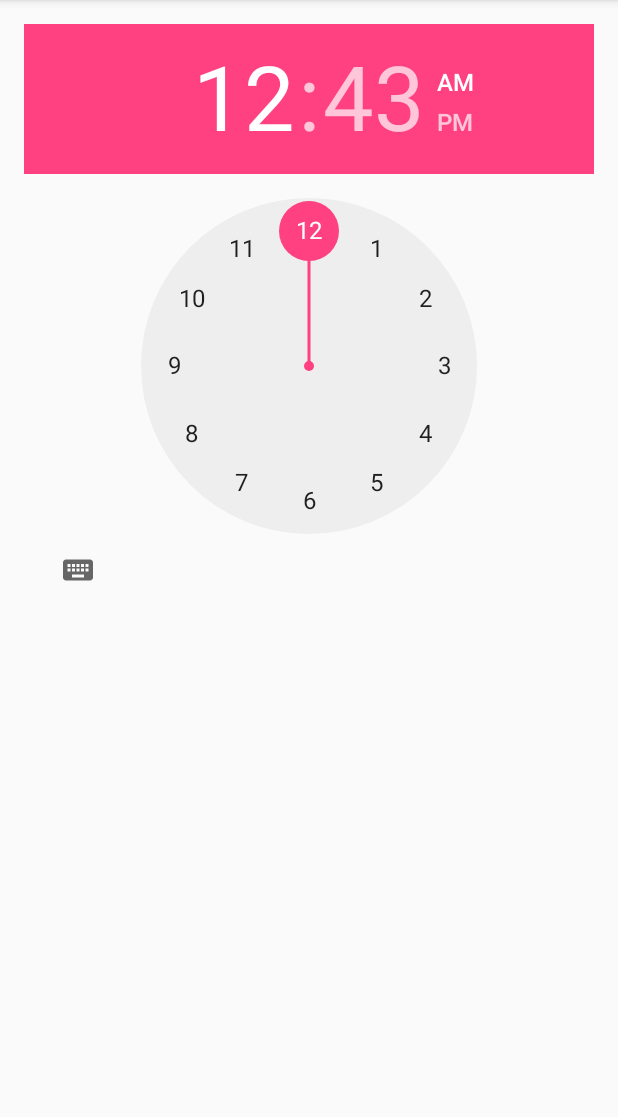
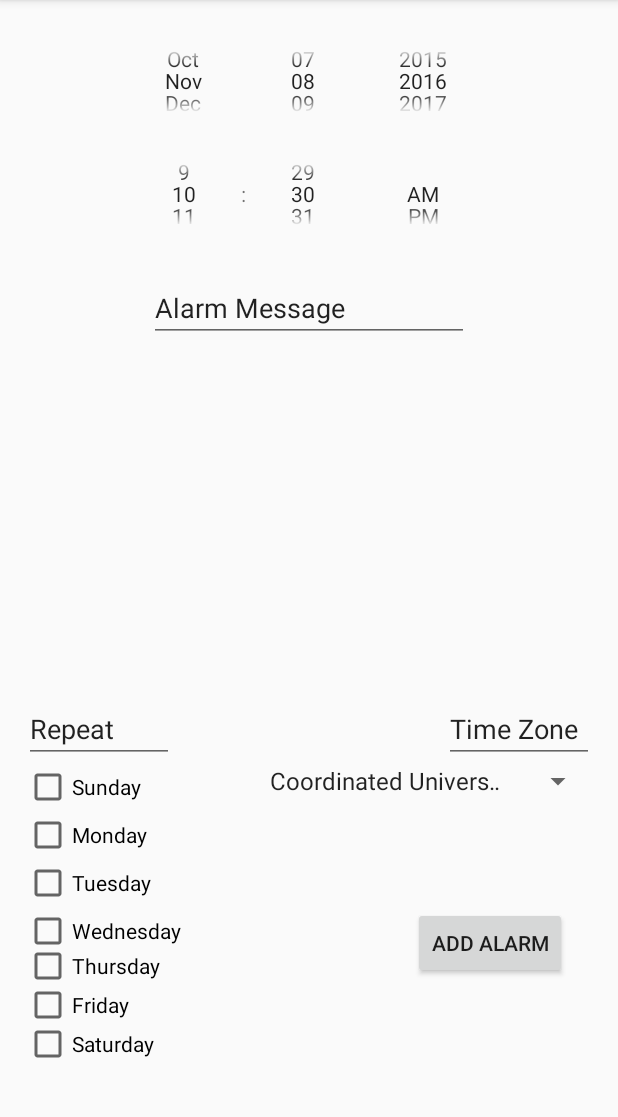
Before and after one commit to andrewjamen/Clock, an Android app: the SetAlarm screen opened directly, with no data from a screen before it, on a phone screen of 412 x 824 dp, the part 84-1201 px from its top. Run offline under Robolectric (Android 15) with nearby library versions, the phone set to English and light mode, and no system bars.

Commit message:
Luke SetAlarm1

```diff
--- a/app/src/main/java/amen/clock/SetAlarm.java
+++ b/app/src/main/java/amen/clock/SetAlarm.java
@@ -1,43 +1,151 @@
 package amen.clock;
-
+//https://developer.android.com/training/scheduling/alarms.html
+import java.util.ArrayList;
 import java.util.Calendar;
+import java.util.TimeZone;
 
 import android.app.AlarmManager;
+import android.app.PendingIntent;
+import android.content.Context;
+import android.content.Intent;
+import android.location.LocationManager;
 import android.support.v7.app.AppCompatActivity;
 import android.os.Bundle;
 import android.view.View;
+import android.widget.ArrayAdapter;
+import android.widget.Button;
+import android.widget.CheckBox;
+import android.widget.DatePicker;
+import android.widget.EditText;
+import android.widget.Spinner;
 import android.widget.TimePicker;
 
 
 
 public class SetAlarm extends AppCompatActivity {
 
+    //Set globals
     TimePicker timePicker;
+    DatePicker datePicker;
+    EditText alarmMessage;
+    String alarmMessageText;
+    String timeZoneSelection;
+    boolean sundayCB, mondayCB, tuesdayCB, wednesdayCB, thursdayCB, fridayCB, saturdayCB;
+    AlarmManager alarmManager;
+    CheckBox sunday, monday, tuesday, wednesday, thursday, friday, saturday;
+    Spinner timeZoneSpinner;
+    LocationManager location;
 
-    AlarmManager alarmManager;
-
-
+    //On Create method
     @Override
     protected void onCreate(Bundle savedInstanceState) {
         super.onCreate(savedInstanceState);
         setContentView(R.layout.activity_set_alarm);
 
-        alarmManager = (AlarmManager) getSystemService(ALARM_SERVICE);
+        //Set spinners and stuff
+        alarmManager = (AlarmManager) getSystemService(ALARM_SERVICE); //Already there
+        timePicker = (TimePicker) findViewById(R.id.timePicker);
+        datePicker = (DatePicker) findViewById(R.id.datePicker);
+        alarmMessage = (EditText) findViewById(R.id.alarmMessage);
+        timeZoneSpinner = (Spinner) findViewById(R.id.timeZoneSpinner);
+        Button setAlarm = (Button) findViewById(R.id.setAlarmButton);
 
-        timePicker = (TimePicker) findViewById(R.id.timePicker);
 
-        final Calendar calendar = Calendar.getInstance();
+        //This fills the timezone spinner with all the timezones
+        //http://stackoverflow.com/questions/3407582/launch-time-zone-list-in-android-for-pick-result
+        ArrayAdapter<CharSequence> adapter =
+                new ArrayAdapter<>(this, android.R.layout.simple_spinner_item);
+        adapter.setDropDownViewResource(android.R.layout.simple_spinner_dropdown_item);
+        String[]TZ = TimeZone.getAvailableIDs();
+        ArrayList<String> TZ1 = new ArrayList<>();
+        for(int i = 0; i < TZ.length; i++) {
+            if(!(TZ1.contains(TimeZone.getTimeZone(TZ[i]).getDisplayName()))) {
+                TZ1.add(TimeZone.getTimeZone(TZ[i]).getDisplayName());
+            }
+        }
+        for(int i = 0; i < TZ1.size(); i++) {
+            adapter.add(TZ1.get(i));
+        }
 
-        timePicker.setOnClickListener(new View.OnClickListener(){
+        timeZoneSpinner.setAdapter(adapter);
+
+        for(int i = 0; i < TZ1.size(); i++) {
+            if(TZ1.get(i).equals(TimeZone.getDefault().getDisplayName())) {
+                timeZoneSpinner.setSelection(i);
+            } }
+
+        //Sets Time and date picker default values to current time
+        Calendar cal = Calendar.getInstance();
+        timePicker.setHour(cal.get(Calendar.HOUR));
+        timePicker.setMinute(cal.get(Calendar.MINUTE));
+        datePicker.init(cal.get(Calendar.YEAR),cal.get(Calendar.MONTH),cal.get(Calendar.DAY_OF_MONTH),null);
+
+        //On click listener to button
+        setAlarm.setOnClickListener(new View.OnClickListener(){
 
             @Override
             public void onClick(View v){
+                //get inputs from user
+                int hour = timePicker.getHour();
+                int minute = timePicker.getMinute();
+                int month = datePicker.getMonth();
+                int dayOfYr = datePicker.getDayOfMonth();
+                int year = datePicker.getYear();
+                //Convert time/date into a time in milliseconds
+                Calendar alarmCal = Calendar.getInstance();
+                alarmCal.set(year,month,dayOfYr,hour,minute,0);
+                long alarmTime = alarmCal.getTimeInMillis();
 
-                calendar.set(Calendar.HOUR_OF_DAY, timePicker.getHour());
-                calendar.set(Calendar.MINUTE, timePicker.getMinute());
+                //get alarm message
+                alarmMessageText = alarmMessage.getText().toString();
 
+                //get repeat days
+                if(sunday.isChecked())
+                    sundayCB = true;
+                else
+                    sundayCB = false;
 
+                if(monday.isChecked())
+                    mondayCB = true;
+                else
+                    mondayCB = false;
 
+                if(tuesday.isChecked())
+                    tuesdayCB = true;
+                else
+                    tuesdayCB = false;
+
+                if(wednesday.isChecked())
+                    wednesdayCB = true;
+                else
+                    wednesdayCB = false;
+
+                if(thursday.isChecked())
+                    thursdayCB = true;
+                else
+                    thursdayCB = false;
+
+                if(friday.isChecked())
+                    fridayCB = true;
+                else
+                    fridayCB = false;
+
+                if(saturday.isChecked())
+                    saturdayCB = true;
+                else
+                    saturdayCB = false;
+                //Save repeats days into boolean array, sunday - saturday
+                boolean[] rptDays = {sundayCB,mondayCB,tuesdayCB,wednesdayCB,thursdayCB,fridayCB,saturdayCB};
+
+                //get timezone selection (not exactly sure how this output will look, haven't tested)
+                timeZoneSelection = timeZoneSpinner.getSelectedItem().toString();
+
+                //get location of phone
+                location = (LocationManager) getSystemService(Context.LOCATION_SERVICE);
+
+                //send to setAlarm1 method. This could probably just go down in here, if it isn't too much code.
+                //Parameters of this method are prety straight forward (look at method header)
+                setAlarm1(alarmTime,alarmMessageText,rptDays,timeZoneSelection,location);
             }
 
 
@@ -48,4 +156,13 @@ public class SetAlarm extends AppCompatActivity {
 
 
     }
+
+    void setAlarm1(long time, String message, boolean[] repeatDay, String timezone, LocationManager loc)
+    {
+        /*PendingIntent alarmIntent;
+        AlarmManager alarmMgr  = (AlarmManager) getApplicationContext().getSystemService(Context.ALARM_SERVICE);
+        Intent intent = new Intent(context,AlarmDisplay.class);
+        alarmIntent = PendingIntent.getBroadcast(context,0,intent,0);
+        alarmManager.setExact(AlarmManager.RTC,time,alarmIntent);*/
+    }
 }
--- a/app/src/main/res/layout/activity_set_alarm.xml
+++ b/app/src/main/res/layout/activity_set_alarm.xml
@@ -10,9 +10,149 @@
     android:paddingTop="@dimen/activity_vertical_margin"
     tools:context="amen.clock.SetAlarm">
 
+    <DatePicker
+        android:layout_height="75dp"
+        android:id="@+id/datePicker"
+        android:datePickerMode="spinner"
+        android:calendarViewShown="false"
+        android:elevation="0dp"
+        android:fadeScrollbars="true"
+        android:layout_width="wrap_content"
+        android:layout_alignParentTop="true"
+        android:layout_centerHorizontal="true" />
+
     <TimePicker
         android:layout_width="wrap_content"
+        android:layout_height="75dp"
+        android:id="@+id/timePicker"
+
+        android:timePickerMode="spinner"
+        android:layout_below="@+id/datePicker"
+        android:layout_alignRight="@+id/datePicker"
+        android:layout_alignEnd="@+id/datePicker" />
+
+    <EditText
+        android:layout_width="wrap_content"
         android:layout_height="wrap_content"
+        android:inputType="text"
+        android:text="Alarm Message"
+        android:ems="10"
+        android:layout_marginTop="16dp"
+        android:id="@+id/alarmMessage"
+        android:layout_below="@+id/timePicker"
         android:layout_centerHorizontal="true"
-        android:id="@+id/timePicker" />
+        android:cursorVisible="false"
+        android:editable="true" />
+
+    <CheckBox
+        android:text="Saturday"
+        android:layout_width="wrap_content"
+        android:layout_height="wrap_content"
+        android:id="@+id/saturdayCheckBox"
+        android:layout_alignParentBottom="true"
+        android:layout_alignLeft="@+id/checkBox6"
+        android:layout_alignStart="@+id/checkBox6"
+        android:layout_marginBottom="40dp" />
+
+    <CheckBox
+        android:text="Friday"
+        android:layout_width="wrap_content"
+        android:layout_height="wrap_content"
+        android:id="@+id/fridayCheckBox"
+        android:layout_marginBottom="26dp"
+        android:layout_alignBottom="@+id/saturdayCheckBox"
+        android:layout_alignParentLeft="true"
+        android:layout_alignParentStart="true" />
+
+    <CheckBox
+        android:text="Wednesday"
+        android:layout_width="wrap_content"
+        android:layout_height="wrap_content"
+        android:id="@+id/wednesdayCheckBox"
+        android:layout_above="@+id/saturdayCheckBox"
+        android:layout_alignParentLeft="true"
+        android:layout_alignParentStart="true"
+        android:layout_marginBottom="43dp" />
+
+    <CheckBox
+        android:text="Thursday"
+        android:layout_width="wrap_content"
+        android:layout_height="wrap_content"
+        android:id="@+id/thursdayCheckBox"
+        android:layout_below="@+id/tuesdayCheckBox"
+        android:layout_alignLeft="@+id/mondayCheckBox"
+        android:layout_alignStart="@+id/mondayCheckBox"
+        android:layout_marginTop="23dp" />
+
+    <CheckBox
+        android:text="Sunday"
+        android:layout_width="wrap_content"
+        android:layout_height="wrap_content"
+        android:id="@+id/sundayCheckBox"
+        android:layout_above="@+id/mondayCheckBox"
+        android:layout_alignLeft="@+id/mondayCheckBox"
+        android:layout_alignStart="@+id/mondayCheckBox" />
+
+    <CheckBox
+        android:text="Tuesday"
+        android:layout_width="wrap_content"
+        android:layout_height="wrap_content"
+        android:id="@+id/tuesdayCheckBox"
+        android:layout_above="@+id/wednesdayCheckBox"
+        android:layout_alignParentLeft="true"
+        android:layout_alignParentStart="true" />
+
+    <CheckBox
+        android:text="Monday"
+        android:layout_width="wrap_content"
+        android:layout_height="wrap_content"
+        android:id="@+id/mondayCheckBox"
+        android:layout_above="@+id/tuesdayCheckBox"
+        android:layout_alignParentLeft="true"
+        android:layout_alignParentStart="true" />
+
+    <EditText
+        android:layout_width="100dp"
+        android:layout_height="wrap_content"
+        android:inputType="none"
+        android:text="Repeat"
+        android:ems="10"
+        android:layout_above="@+id/sundayCheckBox"
+        android:layout_alignParentLeft="true"
+        android:layout_alignParentStart="true"
+        android:id="@+id/repeatText"
+        android:clickable="false" />
+
+    <EditText
+        android:layout_width="100dp"
+        android:layout_height="wrap_content"
+        android:inputType="textPersonName"
+        android:text="Time Zone"
+        android:ems="10"
+        android:layout_alignTop="@+id/repeatText"
+        android:layout_alignParentRight="true"
+        android:layout_alignParentEnd="true"
+        android:id="@+id/timeZoneTextField" />
+
+    <Spinner
+        android:layout_width="match_parent"
+        android:layout_height="wrap_content"
+        android:layout_below="@+id/timeZoneTextField"
+        android:layout_toRightOf="@+id/wednesdayCheckBox"
+        android:layout_toEndOf="@+id/wednesdayCheckBox"
+        android:layout_marginLeft="51dp"
+        android:layout_marginStart="51dp"
+        android:id="@+id/timeZoneSpinner" />
+
+    <Button
+        android:text="Add Alarm"
+        android:layout_width="wrap_content"
+        android:layout_height="wrap_content"
+        android:layout_alignTop="@+id/wednesdayCheckBox"
+        android:layout_alignParentRight="true"
+        android:layout_alignParentEnd="true"
+        android:layout_marginRight="18dp"
+        android:layout_marginEnd="18dp"
+        android:id="@+id/setAlarmButton" />
+
 </RelativeLayout>
```
